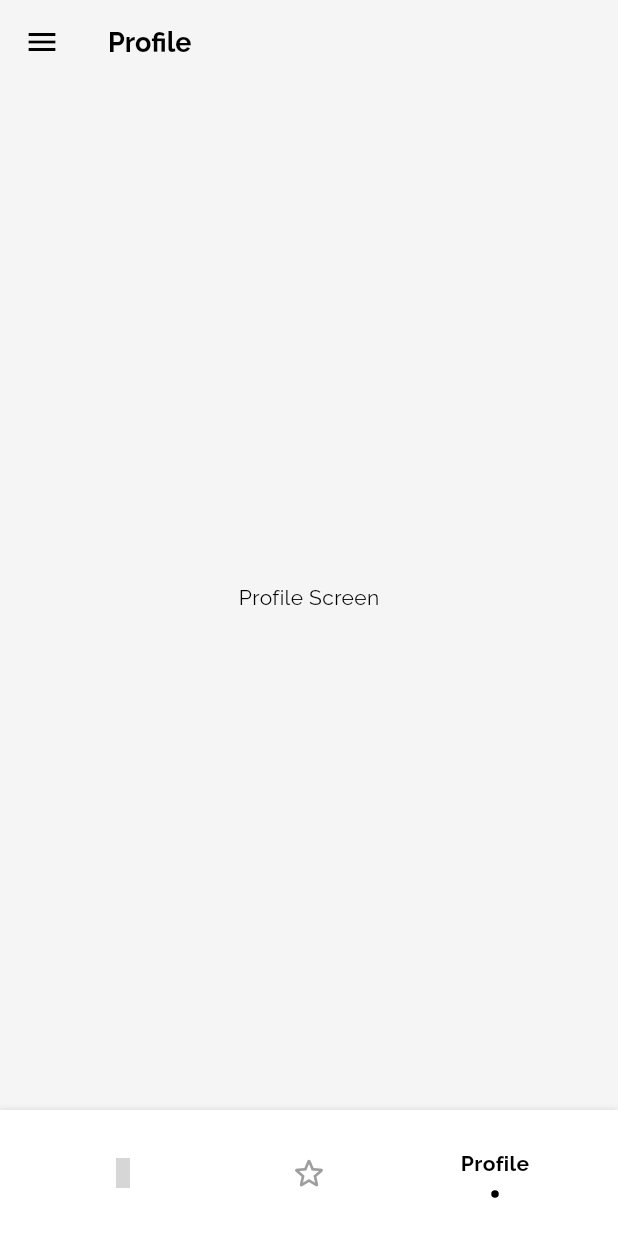
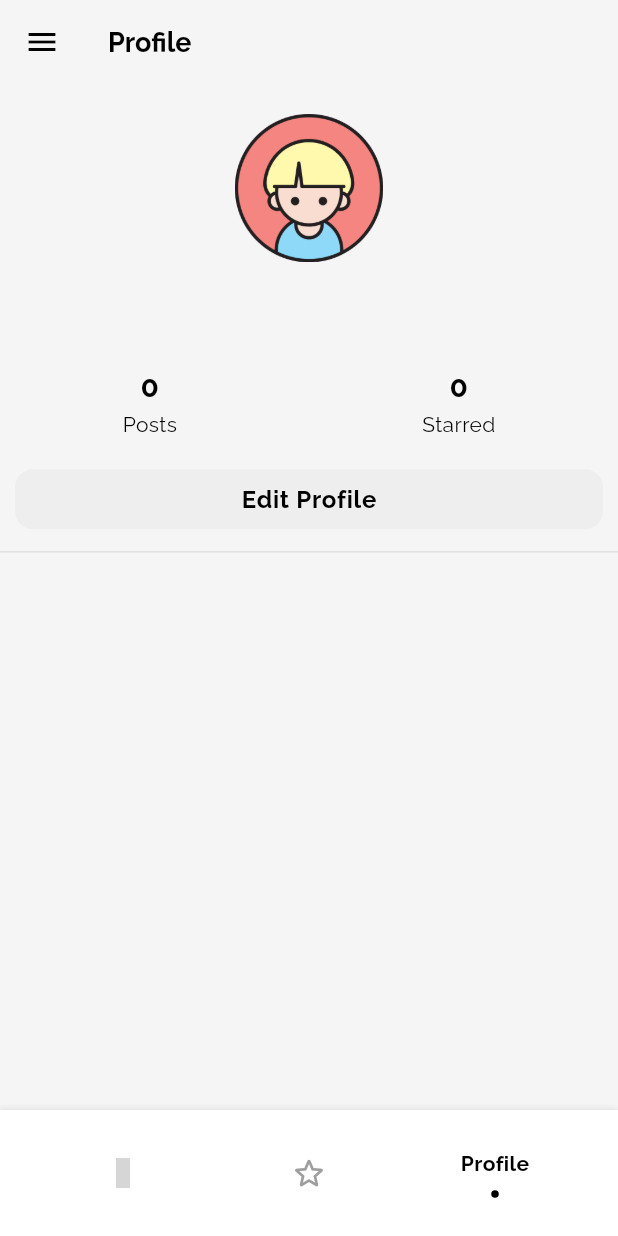
Before and after one commit to paritoshkrjha/Yumster, a Flutter app: the HomeScreen screen opened by its route, item 3 of the bottom bar chosen, on a phone screen of 412 x 824 dp. Run offline on Flutter 3.47's test engine with Material 3 defaults, Android fonts, the phone set to English and light mode, and no system bars; drawn by our look-alikes of flashy_tab_bar2; our stand-ins replace flutter_riverpod, flutter_secure_storage, flutter_spinkit, fluttertoast, fpdart, go_router and 3 more; accounts and stored records are empty; network calls fail; grey boxes are pictures that could not be loaded.

Commit message:
Added basic layout to profile screen

```diff
--- a/lib/features/profile/screens/profile.dart
+++ b/lib/features/profile/screens/profile.dart
@@ -1,5 +1,7 @@
 import 'package:flutter_riverpod/flutter_riverpod.dart';
 import 'package:flutter/material.dart';
+import 'package:yumster/core/constants/constants.dart';
+import 'package:yumster/data/providers/user_provider.dart';
 
 class ProfileScreen extends ConsumerStatefulWidget {
   const ProfileScreen({super.key});
@@ -11,8 +13,94 @@ class ProfileScreen extends ConsumerStatefulWidget {
 class _ProfileScreenState extends ConsumerState<ProfileScreen> {
   @override
   Widget build(BuildContext context) {
-    return Center(
-      child: Text('Profile Screen'),
+    final user = ref.watch(userProvider);
+    return Column(
+      crossAxisAlignment: CrossAxisAlignment.center,
+      children: [
+        const SizedBox(
+          height: 20,
+        ),
+        CircleAvatar(
+          radius: MediaQuery.of(context).size.width * 0.12,
+          child: Image.asset(Constants.kUserAvatarPath),
+        ),
+        const SizedBox(
+          height: 10,
+        ),
+        Text(
+          user.username,
+          style: const TextStyle(
+            fontSize: 20,
+            fontWeight: FontWeight.bold,
+          ),
+        ),
+        const SizedBox(
+          height: 30,
+        ),
+        Row(
+          mainAxisAlignment: MainAxisAlignment.spaceAround,
+          children: [
+            Column(
+              children: [
+                Text(
+                  user.posts.length.toString(),
+                  style: const TextStyle(
+                    fontSize: 20,
+                    fontWeight: FontWeight.bold,
+                  ),
+                ),
+                const Text(
+                  'Posts',
+                  style: TextStyle(
+                    fontSize: 14,
+                  ),
+                ),
+              ],
+            ),
+            Column(
+              children: [
+                Text(
+                  user.starredPosts.length.toString(),
+                  style: const TextStyle(
+                    fontSize: 20,
+                    fontWeight: FontWeight.bold,
+                  ),
+                ),
+                const Text(
+                  'Starred',
+                  style: TextStyle(
+                    fontSize: 14,
+                  ),
+                ),
+              ],
+            )
+          ],
+        ),
+        const SizedBox(
+          height: 20,
+        ),
+        Container(
+          alignment: Alignment.center,
+          margin: const EdgeInsets.symmetric(horizontal: 10),
+          padding: const EdgeInsets.all(8),
+          width: double.infinity,
+          decoration: BoxDecoration(
+            color: Colors.grey.shade200,
+            borderRadius: BorderRadius.circular(12),
+          ),
+          child: Text(
+            'Edit Profile',
+            style: Theme.of(context).textTheme.bodyLarge!.copyWith(
+                  fontWeight: FontWeight.bold,
+                ),
+          ),
+        ),
+        Divider(
+          thickness: 1,
+          height: 30,
+          color: Colors.grey.shade300,
+        ),
+      ],
     );
   }
 }
```
